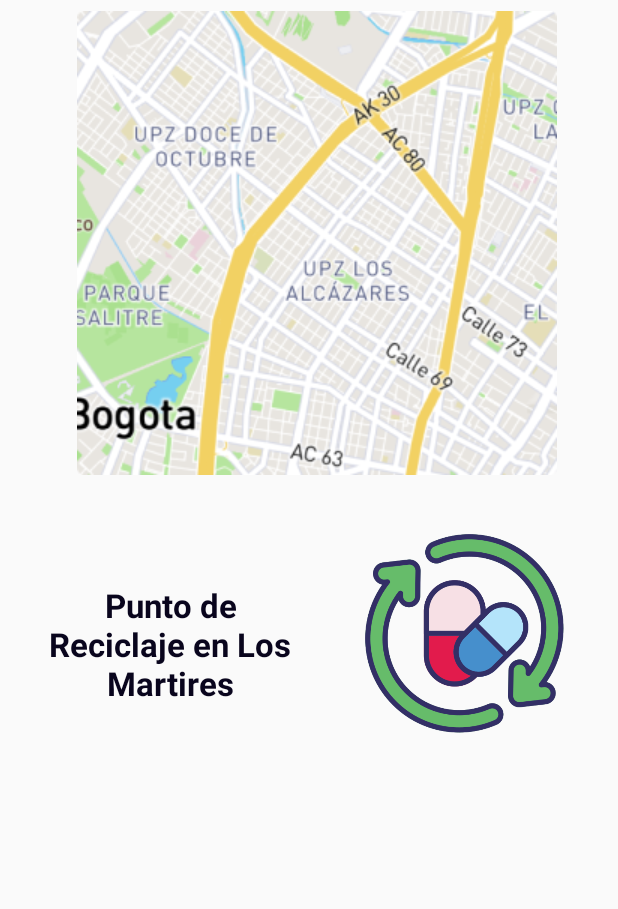
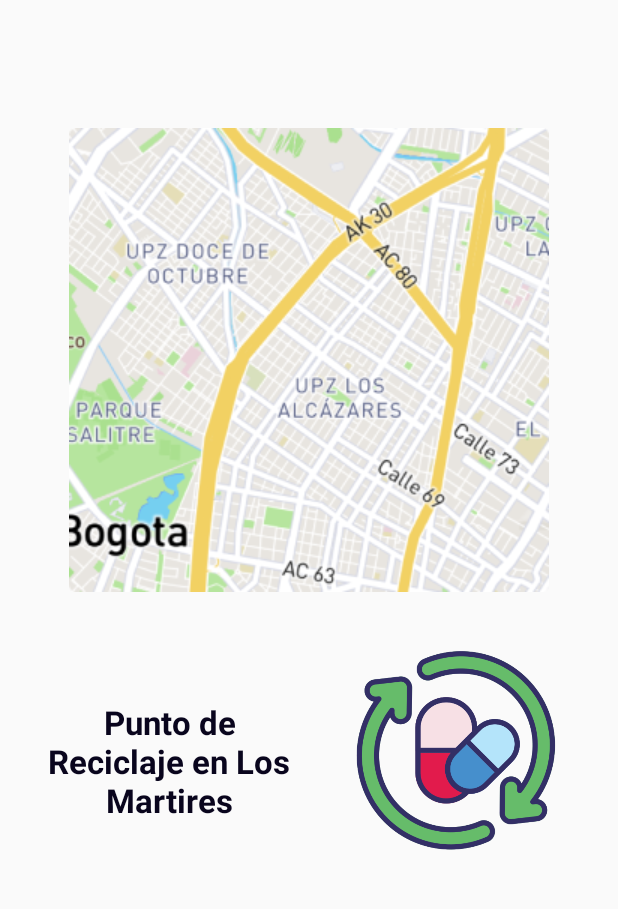
Before and after one commit to ICM2310/MedicaMe, an Android app: the PuntosReciclajeActivity screen opened directly, with no data from a screen before it, on a phone screen of 412 x 824 dp, the part 258-1167 px from its top. Run offline under Robolectric (Android 15) with nearby library versions, the phone set to English and light mode, and no system bars.

Commit message:
Retoques finales puntos ditribucion y reciclaje

```diff
--- a/app/src/main/java/javeriana/edu/co/medicameapp/PuntosDistribucion.java
+++ b/app/src/main/java/javeriana/edu/co/medicameapp/PuntosDistribucion.java
@@ -22,8 +22,9 @@ public class PuntosDistribucion extends AppCompatActivity {
             public void onClick(View view) {
 
                 Log.v("Boton Back mapa","Se uso el boton de retroceder de puntos de distibucion en la actividad del mapa");
-                Intent retornar = new Intent(getBaseContext(), DistribucionYReciclaje.class);
-                startActivity(retornar);
+                finish();
+                //Intent retornar = new Intent(getBaseContext(), DistribucionYReciclaje.class);
+                //startActivity(retornar);
                 //TODO implementacion de el boton back para los mapas.
             }
         });
--- a/app/src/main/java/javeriana/edu/co/medicameapp/PuntosReciclajeActivity.java
+++ b/app/src/main/java/javeriana/edu/co/medicameapp/PuntosReciclajeActivity.java
@@ -22,9 +22,11 @@ public class PuntosReciclajeActivity extends AppCompatActivity {
         bindingPuntosReciclaje.bButton.setOnClickListener(new View.OnClickListener() {
             @Override
             public void onClick(View view) {
+
                 Log.v("Boton Back mapa","Se uso el boton de retroceder de puntos de reciclaje en la actividad del mapa");
-                Intent retornar = new Intent(getBaseContext(), DistribucionYReciclaje.class);
-                startActivity(retornar);
+                finish();
+                //Intent retornar = new Intent(getBaseContext(), DistribucionYReciclaje.class);
+                //startActivity(retornar);
             }
 
         });
--- a/app/src/main/res/layout-land/activity_puntos_reciclaje.xml
+++ b/app/src/main/res/layout-land/activity_puntos_reciclaje.xml
@@ -23,7 +23,7 @@
     <ImageView
         android:id="@+id/imageView"
         android:layout_width="wrap_content"
-        android:layout_height="wrap_content"
+        android:layout_height="0dp"
         android:layout_marginStart="20dp"
         android:contentDescription="null"
         android:cropToPadding="false"
@@ -33,7 +33,6 @@
         app:layout_constraintHorizontal_weight="2"
         app:layout_constraintStart_toStartOf="parent"
         app:layout_constraintTop_toBottomOf="@+id/bButton"
-        app:layout_constraintVertical_bias="0.25"
         app:srcCompat="@drawable/elmapa" />
 
     <LinearLayout
--- a/app/src/main/res/layout/activity_puntos_reciclaje.xml
+++ b/app/src/main/res/layout/activity_puntos_reciclaje.xml
@@ -11,18 +11,16 @@
         android:id="@+id/imageView"
         android:layout_width="wrap_content"
         android:layout_height="wrap_content"
-        android:layout_marginStart="20dp"
         android:contentDescription="null"
         android:cropToPadding="false"
         android:foregroundGravity="center"
         android:isScrollContainer="true"
         app:layout_constraintBottom_toBottomOf="parent"
         app:layout_constraintEnd_toEndOf="parent"
-        app:layout_constraintHorizontal_bias="0.352"
         app:layout_constraintHorizontal_weight="2"
         app:layout_constraintStart_toStartOf="parent"
         app:layout_constraintTop_toTopOf="parent"
-        app:layout_constraintVertical_bias="0.336"
+        app:layout_constraintVertical_bias="0.5"
         app:srcCompat="@drawable/elmapa" />
 
     <TextView
@@ -39,7 +37,7 @@
         app:layout_constraintTop_toBottomOf="@+id/bButton" />
 
     <LinearLayout
-        android:layout_width="382dp"
+        android:layout_width="0dp"
         android:layout_height="147dp"
         android:layout_marginTop="32dp"
         android:orientation="horizontal"
```
Also changed, not shown: app/src/main/res/layout-land/activity_domicilio_exitoso.xml (+4 -3 lines).
